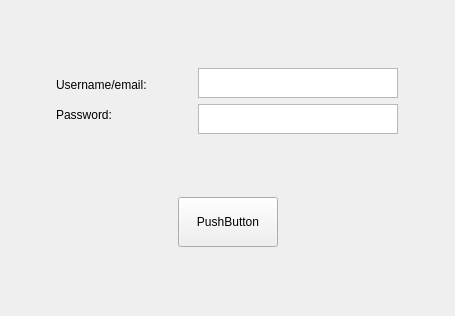
Before: the Qt Designer form login.ui in PiotrPatelski/SportTicketProject, drawn with Qt 5.
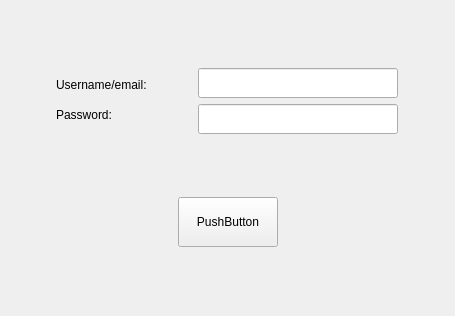
After: the same form once the commit is applied.

The edit to the form file:
```diff
--- a/login.ui
+++ b/login.ui
@@ -55,13 +55,7 @@
      <item>
       <layout class="QVBoxLayout" name="verticalLayout">
        <item>
-        <widget class="QTextEdit" name="userName_textEdit">
-         <property name="sizePolicy">
-          <sizepolicy hsizetype="Preferred" vsizetype="Preferred">
-           <horstretch>0</horstretch>
-           <verstretch>0</verstretch>
-          </sizepolicy>
-         </property>
+        <widget class="QLineEdit" name="userName_lineEdit">
          <property name="maximumSize">
           <size>
            <width>200</width>
@@ -77,24 +71,15 @@
         </widget>
        </item>
        <item>
-        <widget class="QTextEdit" name="password_texEdit">
-         <property name="sizePolicy">
-          <sizepolicy hsizetype="Preferred" vsizetype="Preferred">
-           <horstretch>0</horstretch>
-           <verstretch>0</verstretch>
-          </sizepolicy>
-         </property>
+        <widget class="QLineEdit" name="password_lineEdit">
          <property name="maximumSize">
           <size>
            <width>200</width>
            <height>30</height>
           </size>
          </property>
-         <property name="baseSize">
-          <size>
-           <width>100</width>
-           <height>3</height>
-          </size>
+         <property name="echoMode">
+          <enum>QLineEdit::Password</enum>
          </property>
         </widget>
        </item>
```
Left out of the diff: 10 changed lines with no effect on the pictures.
